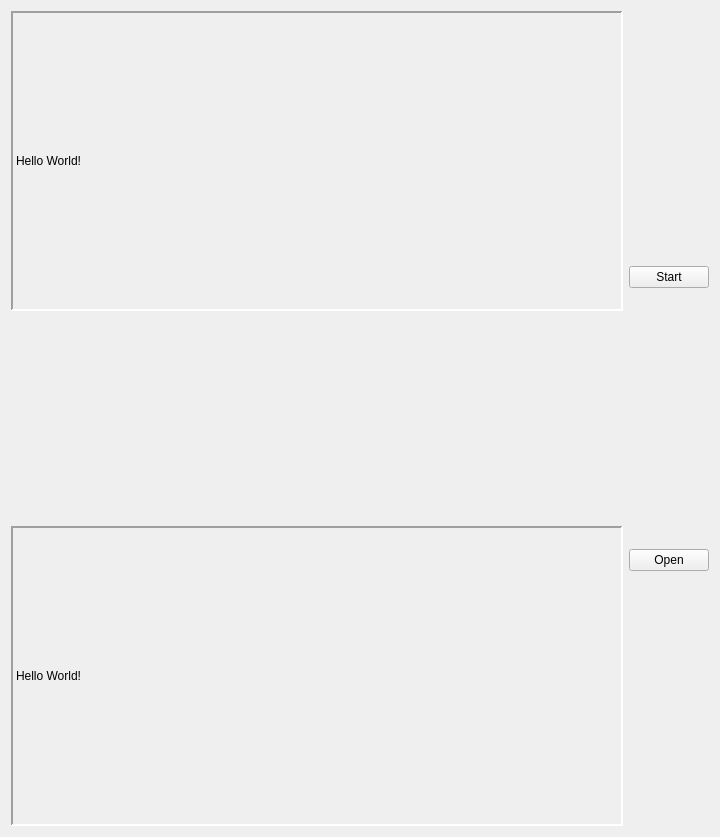
Before: the Qt Designer form main_widget.ui in mdqyy/KLT_features, drawn with Qt 5.
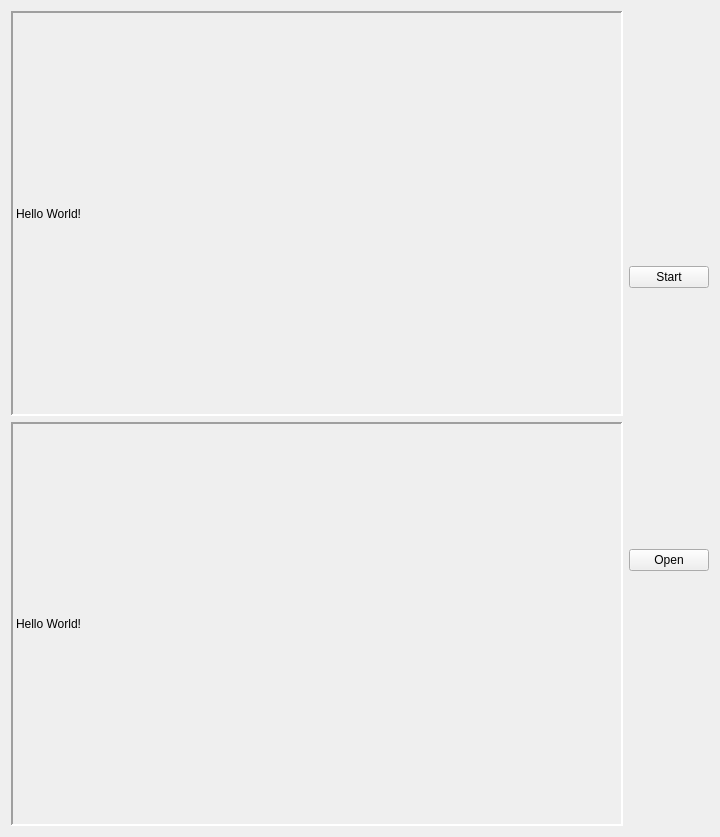
After: the same form once the commit is applied. Icons and pictures are not drawn.

Diff of the .ui file:
```diff
--- a/main_widget.ui
+++ b/main_widget.ui
@@ -18,8 +18,8 @@
   </property>
   <property name="maximumSize">
    <size>
-    <width>1200</width>
-    <height>1200</height>
+    <width>9999</width>
+    <height>9999</height>
    </size>
   </property>
   <property name="windowTitle">
@@ -37,7 +37,7 @@
      <item>
       <widget class="QLabel" name="m_main_label">
        <property name="sizePolicy">
-        <sizepolicy hsizetype="Preferred" vsizetype="Preferred">
+        <sizepolicy hsizetype="Expanding" vsizetype="Expanding">
          <horstretch>0</horstretch>
          <verstretch>0</verstretch>
         </sizepolicy>
@@ -77,36 +77,10 @@
        </property>
       </widget>
      </item>
-     <item>
-      <spacer name="horizontalSpacer_2">
-       <property name="orientation">
-        <enum>Qt::Horizontal</enum>
-       </property>
-       <property name="sizeHint" stdset="0">
-        <size>
-         <width>40</width>
-         <height>20</height>
-        </size>
-       </property>
-      </spacer>
-     </item>
-     <item>
-      <spacer name="verticalSpacer">
-       <property name="orientation">
-        <enum>Qt::Vertical</enum>
-       </property>
-       <property name="sizeHint" stdset="0">
-        <size>
-         <width>20</width>
-         <height>40</height>
-        </size>
-       </property>
-      </spacer>
-     </item>
      <item>
       <widget class="QLabel" name="m_main_label_2">
        <property name="sizePolicy">
-        <sizepolicy hsizetype="Preferred" vsizetype="Preferred">
+        <sizepolicy hsizetype="Expanding" vsizetype="Expanding">
          <horstretch>0</horstretch>
          <verstretch>0</verstretch>
         </sizepolicy>
```
Left out of the diff: 3 changed lines with no effect on the pictures.
